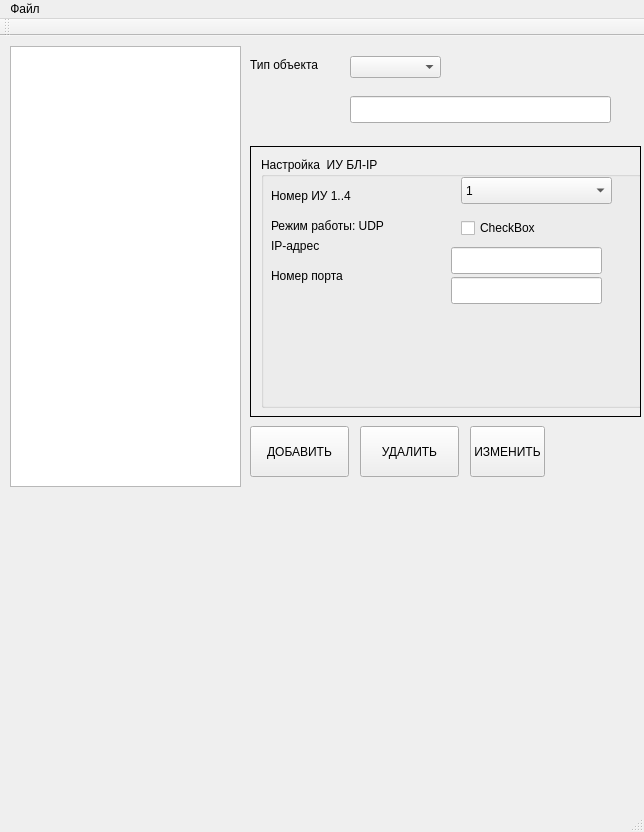
This is mainwindow.ui in GlebZigert/MyQTree as Qt 5 draws it before an edit. The edited form follows.
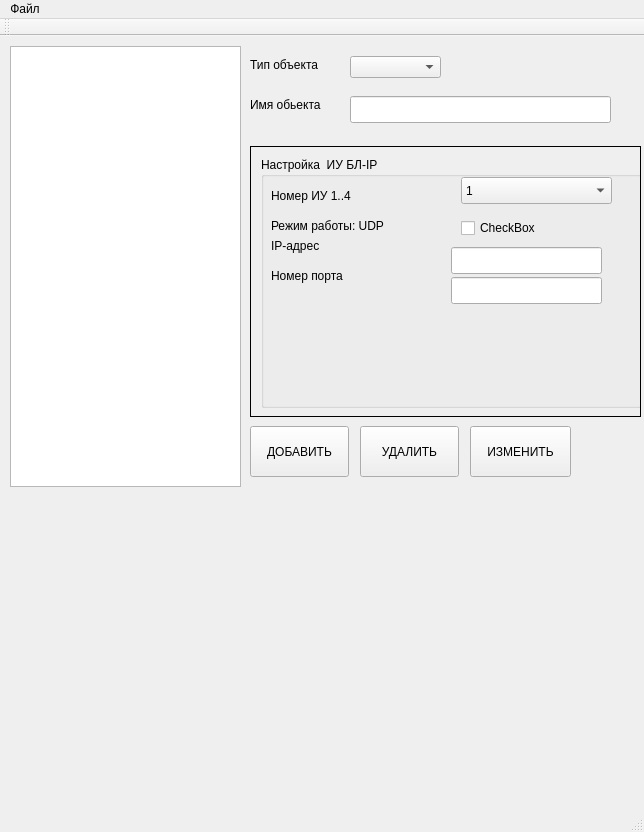
This is the edited form.

The edit to the form file:
```diff
--- a/mainwindow.ui
+++ b/mainwindow.ui
@@ -713,7 +713,7 @@
      <rect>
       <x>470</x>
       <y>390</y>
-      <width>75</width>
+      <width>101</width>
       <height>51</height>
      </rect>
     </property>
@@ -721,6 +721,19 @@
      <string>ИЗМЕНИТЬ</string>
     </property>
    </widget>
+   <widget class="QLabel" name="label_11">
+    <property name="geometry">
+     <rect>
+      <x>250</x>
+      <y>60</y>
+      <width>111</width>
+      <height>17</height>
+     </rect>
+    </property>
+    <property name="text">
+     <string>Имя обьекта</string>
+    </property>
+   </widget>
   </widget>
   <widget class="QMenuBar" name="menuBar">
    <property name="geometry">
```
